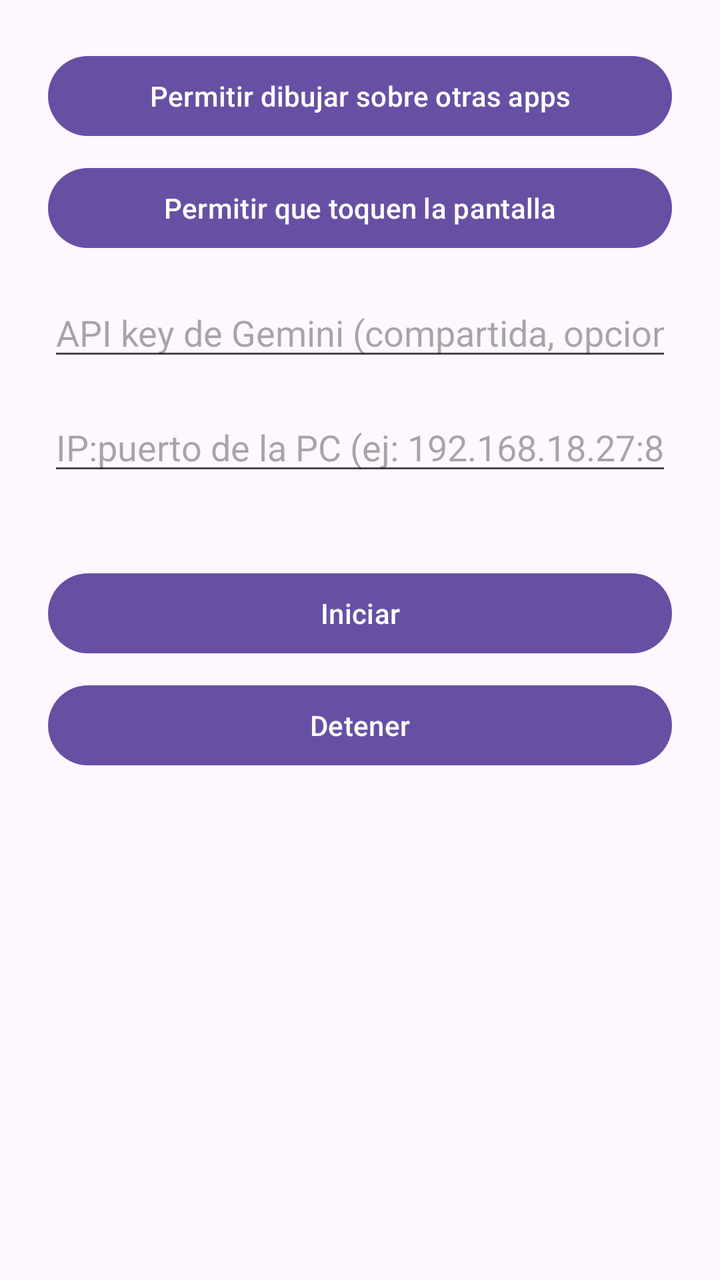
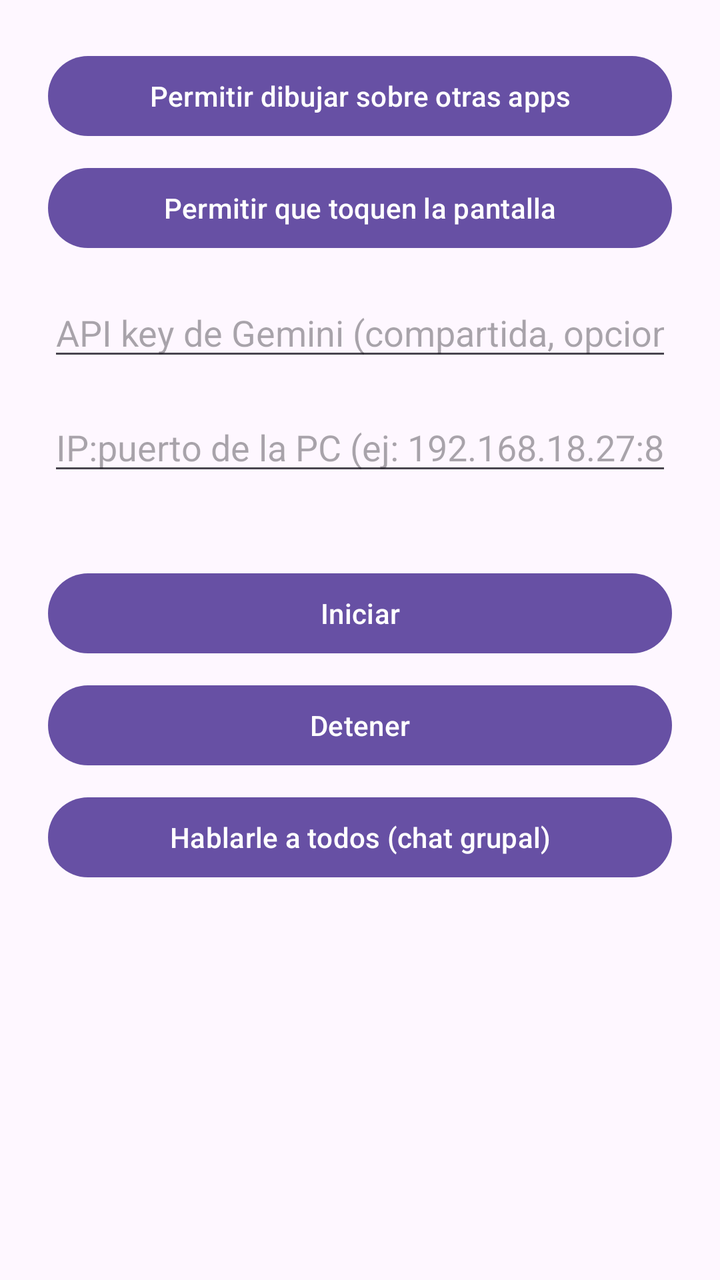

Compare the two renders of this Android layout. The source of the first and the diff that turns it into the second are given below.
<!-- AndroidManifest.xml: application theme Theme.StickmanAI -->
<!-- res/layout/activity_main.xml -->
<?xml version="1.0" encoding="utf-8"?>
<ScrollView xmlns:android="http://schemas.android.com/apk/res/android"
    android:layout_width="match_parent"
    android:layout_height="match_parent">

    <LinearLayout
        android:layout_width="match_parent"
        android:layout_height="wrap_content"
        android:orientation="vertical"
        android:padding="24dp">

        <Button
            android:id="@+id/btnGrantOverlay"
            android:layout_width="match_parent"
            android:layout_height="wrap_content"
            android:text="@string/grant_overlay" />

        <Button
            android:id="@+id/btnGrantAccessibility"
            android:layout_width="match_parent"
            android:layout_height="wrap_content"
            android:layout_marginTop="8dp"
            android:text="@string/grant_accessibility" />

        <EditText
            android:id="@+id/editSharedApiKey"
            android:layout_width="match_parent"
            android:layout_height="wrap_content"
            android:layout_marginTop="16dp"
            android:hint="@string/gemini_api_key_hint"
            android:inputType="textPassword" />

        <EditText
            android:id="@+id/editPcAddress"
            android:layout_width="match_parent"
            android:layout_height="wrap_content"
            android:layout_marginTop="16dp"
            android:hint="@string/pc_address_hint"
            android:inputType="text" />

        <LinearLayout
            android:id="@+id/characterList"
            android:layout_width="match_parent"
            android:layout_height="wrap_content"
            android:layout_marginTop="16dp"
            android:orientation="vertical" />

        <Button
            android:id="@+id/btnStart"
            android:layout_width="match_parent"
            android:layout_height="wrap_content"
            android:layout_marginTop="24dp"
            android:text="@string/start_service" />

        <Button
            android:id="@+id/btnStop"
            android:layout_width="match_parent"
            android:layout_height="wrap_content"
            android:layout_marginTop="8dp"
            android:text="@string/stop_service" />

    </LinearLayout>
</ScrollView>
<!-- resources referenced by this layout -->
<resources>
  <string name="gemini_api_key_hint">API key de Gemini (compartida, opcional si cada uno tiene la suya)</string>
  <string name="grant_accessibility">Permitir que toquen la pantalla</string>
  <string name="grant_overlay">Permitir dibujar sobre otras apps</string>
  <string name="pc_address_hint">IP:puerto de la PC (ej: 192.168.18.27:8787)</string>
  <string name="start_service">Iniciar</string>
  <string name="stop_service">Detener</string>
  <style name="Theme.StickmanAI" parent="Theme.Material3.DayNight.NoActionBar" />
</resources>

<!-- the commit's change to res/layout/activity_main.xml (unified diff, before → after) -->
@@ -59,5 +59,12 @@
             android:layout_marginTop="8dp"
             android:text="@string/stop_service" />
 
+        <Button
+            android:id="@+id/btnGroupChat"
+            android:layout_width="match_parent"
+            android:layout_height="wrap_content"
+            android:layout_marginTop="8dp"
+            android:text="@string/group_chat" />
+
     </LinearLayout>
 </ScrollView>
<!-- resource entries referenced after the edit -->
@@ -3,6 +3,7 @@
   <string name="gemini_api_key_hint">API key de Gemini (compartida, opcional si cada uno tiene la suya)</string>
   <string name="grant_accessibility">Permitir que toquen la pantalla</string>
   <string name="grant_overlay">Permitir dibujar sobre otras apps</string>
+  <string name="group_chat">Hablarle a todos (chat grupal)</string>
   <string name="pc_address_hint">IP:puerto de la PC (ej: 192.168.18.27:8787)</string>
   <string name="start_service">Iniciar</string>
   <string name="stop_service">Detener</string>
